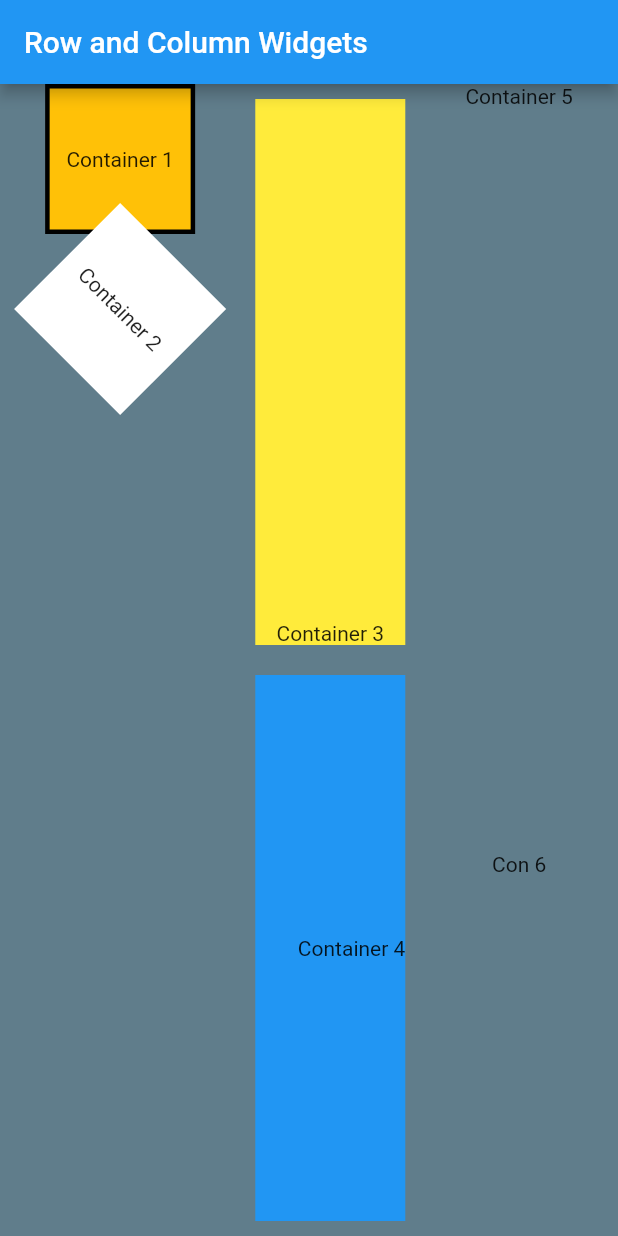
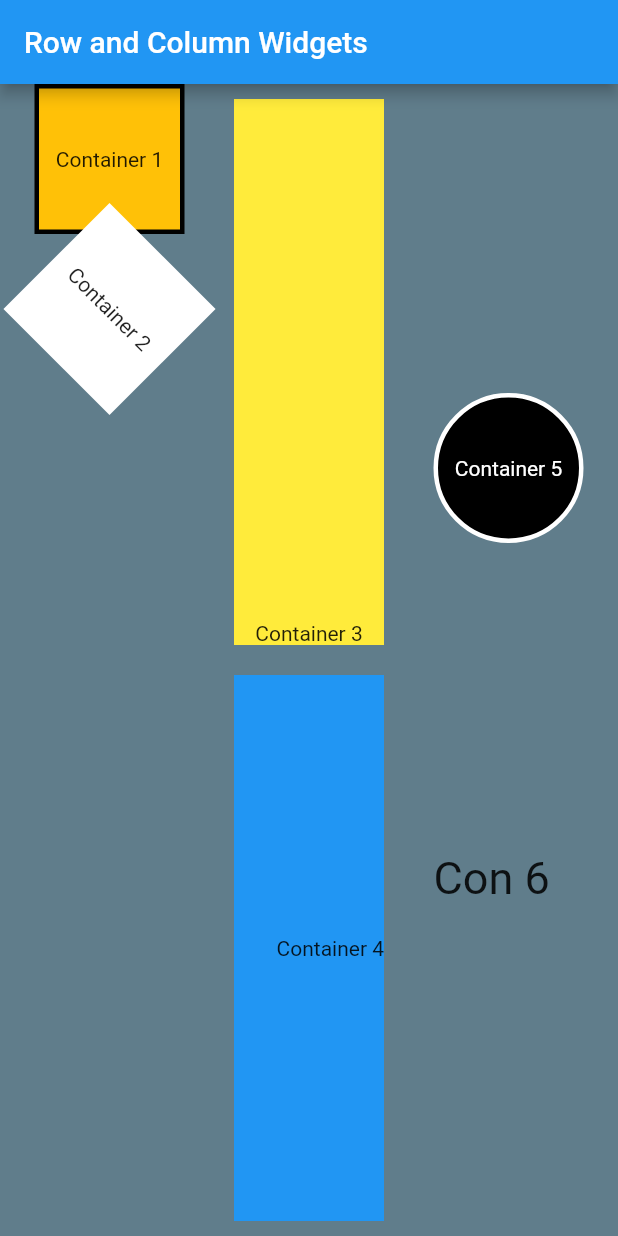
Before and after one commit to tleclair1/FlutterApp01_TripopeLeclair, a Flutter app: the screen it shows after launch, on a phone screen of 412 x 824 dp. Run offline on Flutter 3.47's test engine with Material 2 defaults, Android fonts, the phone set to English and light mode, and no system bars.

Commit message:
Finished part 1 column 3

```diff
--- a/flutter_app_01_ui_layout/lib/main.dart
+++ b/flutter_app_01_ui_layout/lib/main.dart
@@ -35,9 +35,10 @@ class MyApp extends StatelessWidget {
             height: 100.0,
             width: 100.0,
             decoration: BoxDecoration(
-                shape: BoxShape.rectangle,
-                color: Colors.amber,
-                border: Border.all(color: Colors.black, width: 3)),
+              shape: BoxShape.rectangle,
+              color: Colors.amber,
+              border: Border.all(color: Colors.black, width: 3),
+            ),
             child: Center(
               child: Text("Container 1"),
             ),
@@ -60,7 +61,6 @@ class MyApp extends StatelessWidget {
       );
 
   Widget buildColumnTwo() => Column(
-        mainAxisAlignment: MainAxisAlignment.end,
         children: [
           Expanded(
             flex: 1,
@@ -105,11 +105,29 @@ class MyApp extends StatelessWidget {
         children: [
           Expanded(
             flex: 2,
-            child: Text("Container 5"),
+            child: Container(
+              height: 100.0,
+              width: 100.0,
+              decoration: BoxDecoration(
+                shape: BoxShape.circle,
+                color: Colors.black,
+                border: Border.all(color: Colors.white, width: 3),
+              ),
+              child: Center(
+                child: Text(
+                  "Container 5",
+                  style: TextStyle(color: Colors.white),
+                ),
+              ),
+            ),
           ),
           Expanded(
             flex: 1,
-            child: Text("Con 6"),
+            child: Container(
+              height: 100.0,
+              width: 100.0,
+              child: Text("Con 6", style: TextStyle(fontSize: 30)),
+            ),
           ),
         ],
       );
```
